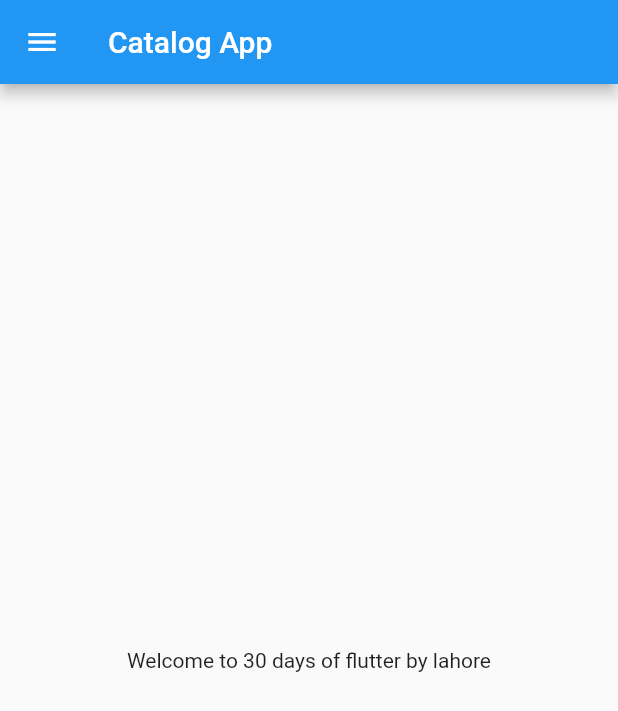
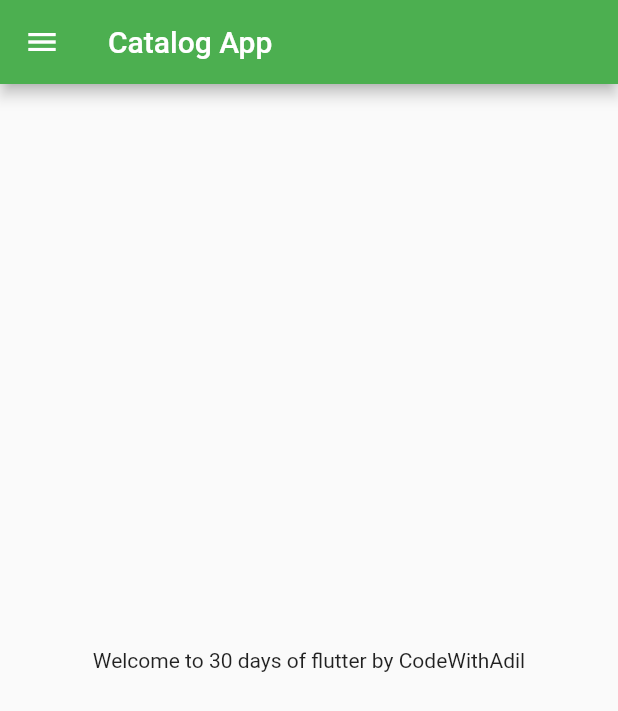
Before and after one commit to adil7861080/30daysofflutter, a Flutter app: the screen it shows after launch, on a phone screen of 412 x 824 dp. Shown: the top 711 px of the screen. Run offline on Flutter 3.47's test engine with Material 2 defaults, Android fonts, the phone set to English and light mode, and no system bars.

Commit message:
day 3 completed

```diff
--- a/lib/main.dart
+++ b/lib/main.dart
@@ -1,5 +1,6 @@
 import 'package:flutter/material.dart';
-import 'package:flutter_catalog/home_page.dart';
+import 'package:flutter_catalog/pages/home_page.dart';
+import 'package:flutter_catalog/pages/login_page.dart';
 
 void main(List<String> args) {
   runApp(MyApp());
@@ -10,17 +11,18 @@ class MyApp extends StatelessWidget {
 
   @override
   Widget build(BuildContext context) {
-    int days = 30; // integer leny ke liye means without pointing values
-    String name =
-        "lahore"; // combine alphabets just like name addresss city etc
-    bool ismale = true; // true or false ke liye use krte h
-    double pi = 3.14; // for pointing values
-    num temp =
-        30.5; // pointing aur none pointing values dono ke liye use krte hn
-    var day =
-        "tuesday"; //var means variable iska mtlb h is mn koi bhi value asakti h aur compiler decide krta h
     return MaterialApp(
-      home: HomePage(),
+      themeMode: ThemeMode.light,
+      theme: ThemeData(primarySwatch: Colors.green),
+      darkTheme: ThemeData(
+        brightness: Brightness.light,
+      ),
+      initialRoute: "/home",
+      routes: {
+        "/": (context) => LoginPage(),
+        "/home": (context) => HomePage(),
+        "/Login": (context) => LoginPage()
+      },
     );
   }
 }
--- a/lib/home_page.dart
+++ b/lib/pages/home_page.dart
@@ -6,7 +6,7 @@ class HomePage extends StatelessWidget {
   @override
   Widget build(BuildContext context) {
     final int days = 30;
-    final String name = "lahore";
+    final String name = "CodeWithAdil";
     return Scaffold(
       appBar: AppBar(
         title: Text("Catalog App"),
```
Also changed, not shown: lib/pages/login_page.dart (added, +21 -0 lines).
